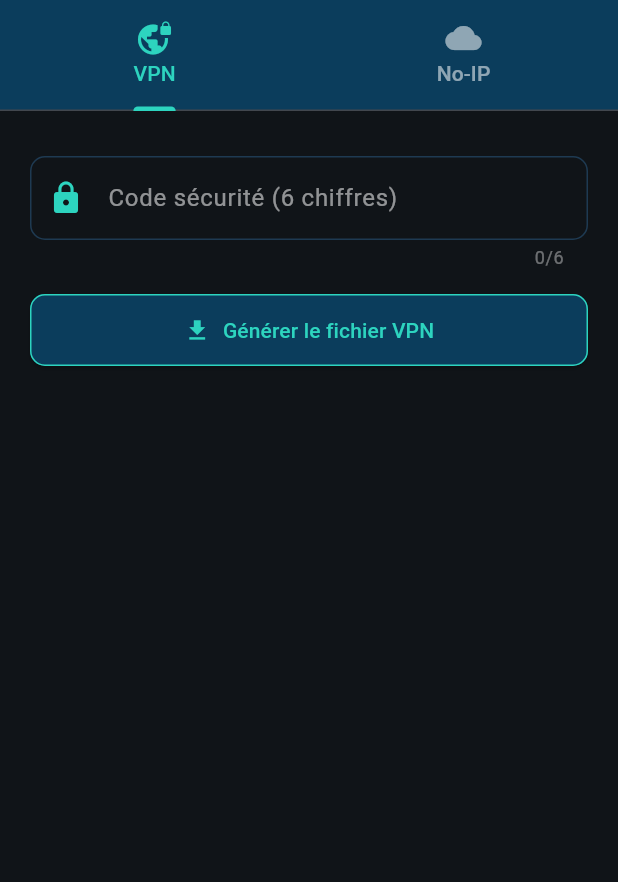
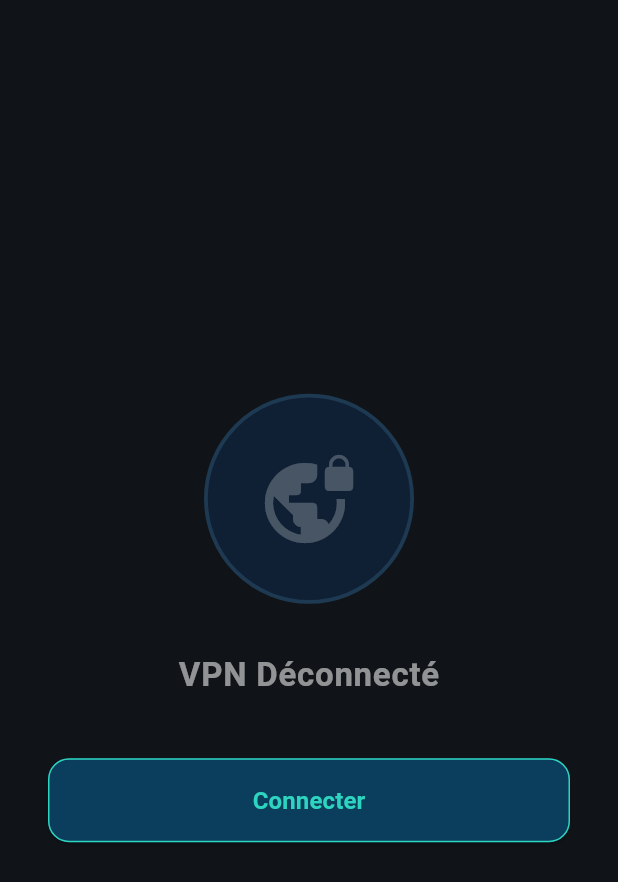
Before and after one commit to Perlace/astreinte-app, a Flutter app: the VpnScreen widget shown alone on an empty page, opened directly, on a phone screen of 412 x 824 dp. Shown: the top 882 px of the screen. Run offline on Flutter 3.47's test engine with Material 3 defaults, Android fonts, the phone set to English and light mode, and no system bars; our stand-ins replace go_router, hive, hive_flutter; missing offline and left inert: wireguard_flutter, workmanager; accounts and stored records are empty; statements that could not run were skipped.

Commit message:
feat: VPN WireGuard direct (toggle connecter/deconnecter, IP fixe 51.159.165.27)

```diff
--- a/lib/screens/vpn_screen.dart
+++ b/lib/screens/vpn_screen.dart
@@ -1,8 +1,17 @@
-import 'dart:async';
 import 'package:flutter/material.dart';
-import 'package:flutter/services.dart';
-import 'package:intl/intl.dart';
-import '../services/vpn_service.dart';
+import 'package:wireguard_flutter/wireguard_flutter.dart';
+
+const _wgConfig = '''[Interface]
+PrivateKey = 2DqS6t2IVLSE4155QG2Gbmnv7uw49F7IPJm2qNl4eko=
+Address = 10.0.0.2/24
+DNS = 8.8.8.8
+
+[Peer]
+PublicKey = +iB4pASiK+m8kQXPMxevKObTesE/Ya4ENpEbTtaALlg=
+Endpoint = 51.159.165.27:51820
+AllowedIPs = 51.159.165.27/32
+PersistentKeepalive = 25
+''';
 
 class VpnScreen extends StatefulWidget {
   const VpnScreen({super.key});
@@ -11,302 +20,119 @@ class VpnScreen extends StatefulWidget {
   State<VpnScreen> createState() => _VpnScreenState();
 }
 
-class _VpnScreenState extends State<VpnScreen> with SingleTickerProviderStateMixin {
-  late TabController _tabController;
-  final TextEditingController _codeController = TextEditingController();
-
-  bool _isLoading = false;
-  Map<String, dynamic>? _resultData;
-  String? _errorMessage;
-  Timer? _countdownTimer;
-  Duration _timeLeft = Duration.zero;
+class _VpnScreenState extends State<VpnScreen> {
+  VpnStage _stage = VpnStage.disconnected;
+  bool _initializing = true;
 
   @override
   void initState() {
     super.initState();
-    _tabController = TabController(length: 2, vsync: this);
+    _init();
   }
 
-  @override
-  void dispose() {
-    _tabController.dispose();
-    _codeController.dispose();
-    _countdownTimer?.cancel();
-    super.dispose();
+  Future<void> _init() async {
+    await WireGuardFlutter.instance.initialize(interfaceName: 'wg0');
+    WireGuardFlutter.instance.vpnStageSnapshot.listen((stage) {
+      if (mounted) setState(() => _stage = stage);
+    });
+    setState(() => _initializing = false);
   }
 
-  Future<void> _generate(bool isVPN) async {
-    final code = _codeController.text.trim();
-    if (code.isEmpty) {
-      _showSnack('Entrez votre code à 6 chiffres', isError: true);
-      return;
+  Future<void> _toggle() async {
+    if (_stage == VpnStage.connected) {
+      await WireGuardFlutter.instance.stopVpn();
+    } else {
+      await WireGuardFlutter.instance.startVpn(
+        serverAddress: '51.159.165.27',
+        wgQuickConfig: _wgConfig,
+        providerBundleIdentifier: 'com.o2switch.astreinte_app',
+      );
     }
-
-    setState(() {
-      _isLoading = true;
-      _errorMessage = null;
-      _resultData = null;
-    });
-
-    try {
-      final result = isVPN
-          ? await VpnService.generateVPN(code)
-          : await VpnService.generateNoIP(code);
-      setState(() {
-        _resultData = result;
-        _isLoading = false;
-      });
-      _startCountdown(result['expires_at']);
-    } catch (e) {
-      setState(() {
-        _errorMessage = e.toString();
-        _isLoading = false;
-      });
-    }
-  }
-
-  void _startCountdown(String expiryTime) {
-    _countdownTimer?.cancel();
-    _countdownTimer = Timer.periodic(const Duration(seconds: 1), (timer) {
-      final expiry = DateTime.parse(expiryTime);
-      final diff = expiry.difference(DateTime.now());
-      setState(() {
-        _timeLeft = diff.isNegative ? Duration.zero : diff;
-      });
-      if (diff.isNegative) {
-        timer.cancel();
-        setState(() => _resultData = null);
-      }
-    });
-  }
-
-  Future<void> _downloadVPN() async {
-    if (_resultData == null) return;
-    try {
-      final filename = _resultData!['download_url'].split('/').last;
-      final content = await VpnService.downloadVPN(filename);
-      await Clipboard.setData(ClipboardData(text: content));
-      _showSnack('Config VPN copiée dans le presse-papier !');
-    } catch (e) {
-      _showSnack('Erreur: $e', isError: true);
-    }
-  }
-
-  void _copy(String text) {
-    Clipboard.setData(ClipboardData(text: text));
-    _showSnack('Copié !');
-  }
-
-  void _showSnack(String msg, {bool isError = false}) {
-    ScaffoldMessenger.of(context).showSnackBar(SnackBar(
-      content: Text(msg),
-      backgroundColor: isError ? Colors.redAccent : const Color(0xFF2dd4bf),
-      behavior: SnackBarBehavior.floating,
-    ));
-  }
-
-  String _formatDuration(Duration d) {
-    final h = d.inHours;
-    final m = d.inMinutes.remainder(60).toString().padLeft(2, '0');
-    final s = d.inSeconds.remainder(60).toString().padLeft(2, '0');
-    return '$h:$m:$s';
   }
 
   @override
   Widget build(BuildContext context) {
-    return Column(
+    final connected = _stage == VpnStage.connected;
+    final connecting = _stage == VpnStage.connecting || _stage == VpnStage.authenticating;
+
+    return Center(
+      child: Padding(
+        padding: const EdgeInsets.all(32),
+        child: Column(
+          mainAxisAlignment: MainAxisAlignment.center,
           children: [
-        Container(
-          color: const Color(0xFF0B3D5C),
-          child: TabBar(
-            controller: _tabController,
-            indicatorColor: const Color(0xFF2dd4bf),
-            labelColor: const Color(0xFF2dd4bf),
-            unselectedLabelColor: Colors.white54,
-            tabs: const [
-              Tab(icon: Icon(Icons.vpn_lock), text: 'VPN'),
-              Tab(icon: Icon(Icons.cloud), text: 'No-IP'),
-            ],
+            AnimatedContainer(
+              duration: const Duration(milliseconds: 400),
+              width: 140,
+              height: 140,
+              decoration: BoxDecoration(
+                shape: BoxShape.circle,
+                color: connected
+                    ? const Color(0xFF0D2E1A)
+                    : const Color(0xFF0F2035),
+                border: Border.all(
+                  color: connected ? const Color(0xFF2dd4bf) : const Color(0xFF1e3a52),
+                  width: 2.5,
+                ),
+                boxShadow: connected
+                    ? [BoxShadow(color: const Color(0xFF2dd4bf).withOpacity(0.3), blurRadius: 30, spreadRadius: 5)]
+                    : [],
+              ),
+              child: Icon(
+                Icons.vpn_lock,
+                size: 64,
+                color: connected ? const Color(0xFF2dd4bf) : Colors.white24,
               ),
             ),
-        Expanded(
-          child: TabBarView(
-            controller: _tabController,
-            children: [
-              _buildTab(isVPN: true),
-              _buildTab(isVPN: false),
-            ],
+            const SizedBox(height: 32),
+            Text(
+              connected
+                  ? 'VPN Connecté'
+                  : connecting
+                      ? 'Connexion...'
+                      : 'VPN Déconnecté',
+              style: TextStyle(
+                fontSize: 22,
+                fontWeight: FontWeight.w700,
+                color: connected ? const Color(0xFF2dd4bf) : Colors.white54,
+                letterSpacing: 0.5,
               ),
             ),
+            if (connected) ...[
+              const SizedBox(height: 8),
+              const Text(
+                'IP sortante : 51.159.165.27',
+                style: TextStyle(color: Colors.white38, fontSize: 13, fontFamily: 'monospace'),
+              ),
             ],
-    );
-  }
-
-  Widget _buildTab({required bool isVPN}) {
-    return SingleChildScrollView(
-      padding: const EdgeInsets.all(20),
-      child: Column(
-        children: [
-          const SizedBox(height: 10),
-          TextField(
-            controller: _codeController,
-            obscureText: true,
-            keyboardType: TextInputType.number,
-            maxLength: 6,
-            style: const TextStyle(color: Colors.white),
-            decoration: InputDecoration(
-              labelText: 'Code sécurité (6 chiffres)',
-              labelStyle: const TextStyle(color: Colors.white54),
-              prefixIcon: const Icon(Icons.lock, color: Color(0xFF2dd4bf)),
-              border: OutlineInputBorder(
-                borderRadius: BorderRadius.circular(10),
-                borderSide: const BorderSide(color: Color(0xFF1e3a52)),
-              ),
-              enabledBorder: OutlineInputBorder(
-                borderRadius: BorderRadius.circular(10),
-                borderSide: const BorderSide(color: Color(0xFF1e3a52)),
-              ),
-              focusedBorder: OutlineInputBorder(
-                borderRadius: BorderRadius.circular(10),
-                borderSide: const BorderSide(color: Color(0xFF2dd4bf)),
-              ),
-              counterStyle: const TextStyle(color: Colors.white38),
-            ),
-          ),
-          const SizedBox(height: 16),
+            const SizedBox(height: 40),
             SizedBox(
               width: double.infinity,
-            child: ElevatedButton.icon(
-              onPressed: _isLoading ? null : () => _generate(isVPN),
+              height: 56,
+              child: ElevatedButton(
+                onPressed: (_initializing || connecting) ? null : _toggle,
                 style: ElevatedButton.styleFrom(
-                backgroundColor: const Color(0xFF0B3D5C),
-                foregroundColor: const Color(0xFF2dd4bf),
-                side: const BorderSide(color: Color(0xFF2dd4bf)),
-                padding: const EdgeInsets.symmetric(vertical: 14),
-                shape: RoundedRectangleBorder(borderRadius: BorderRadius.circular(10)),
+                  backgroundColor: connected ? const Color(0xFF2d1515) : const Color(0xFF0B3D5C),
+                  foregroundColor: connected ? Colors.redAccent : const Color(0xFF2dd4bf),
+                  side: BorderSide(
+                    color: connected ? Colors.redAccent : const Color(0xFF2dd4bf),
                   ),
-              icon: _isLoading
-                  ? const SizedBox(width: 18, height: 18, child: CircularProgressIndicator(strokeWidth: 2, color: Color(0xFF2dd4bf)))
-                  : Icon(isVPN ? Icons.download : Icons.cloud_download),
-              label: Text(isVPN ? 'Générer le fichier VPN' : 'Générer tunnel No-IP'),
+                  shape: RoundedRectangleBorder(borderRadius: BorderRadius.circular(14)),
                 ),
+                child: connecting
+                    ? const SizedBox(
+                        width: 22,
+                        height: 22,
+                        child: CircularProgressIndicator(strokeWidth: 2, color: Color(0xFF2dd4bf)),
+                      )
+                    : Text(
+                        connected ? 'Déconnecter' : 'Connecter',
+                        style: const TextStyle(fontSize: 16, fontWeight: FontWeight.w600),
                       ),
-          if (_errorMessage != null) ...[
-            const SizedBox(height: 16),
-            Container(
-              padding: const EdgeInsets.all(14),
-              decoration: BoxDecoration(
-                color: const Color(0xFF2d1515),
-                border: Border.all(color: Colors.redAccent),
-                borderRadius: BorderRadius.circular(10),
-              ),
-              child: Row(
-                children: [
-                  const Icon(Icons.error, color: Colors.redAccent),
-                  const SizedBox(width: 10),
-                  Expanded(child: Text(_errorMessage!, style: const TextStyle(color: Colors.redAccent))),
-                ],
-              ),
-            ),
-          ],
-          if (_resultData != null && ((_resultData!['type'] == 'vpn') == isVPN)) ...[
-            const SizedBox(height: 20),
-            _buildResult(isVPN: isVPN),
-          ],
-        ],
-      ),
-    );
-  }
-
-  Widget _buildResult({required bool isVPN}) {
-    final color = isVPN ? const Color(0xFF2dd4bf) : Colors.blueAccent;
-    return Container(
-      padding: const EdgeInsets.all(20),
-      decoration: BoxDecoration(
-        color: const Color(0xFF0D2035),
-        border: Border.all(color: color.withOpacity(0.5)),
-        borderRadius: BorderRadius.circular(12),
-      ),
-      child: Column(
-        crossAxisAlignment: CrossAxisAlignment.start,
-        children: [
-          Row(
-            children: [
-              Icon(Icons.check_circle, color: color),
-              const SizedBox(width: 10),
-              Text(
-                isVPN ? 'VPN Généré !' : 'No-IP Activé !',
-                style: TextStyle(fontSize: 16, fontWeight: FontWeight.bold, color: color),
-              ),
-            ],
-          ),
-          const SizedBox(height: 16),
-          if (isVPN) ...[
-            _infoRow('IP VPN :', _resultData!['vpn_ip']),
-            _infoRow('IP whitelist :', _resultData!['whitelist_ip']),
-          ] else ...[
-            _infoRow('IP réelle :', _resultData!['real_ip']),
-            _infoRow('IP whitelist :', _resultData!['whitelist_ip']),
-          ],
-          _infoRow(
-            'Expire à :',
-            DateFormat('HH:mm:ss').format(DateTime.parse(_resultData!['expires_at'])),
-          ),
-          const SizedBox(height: 8),
-          Text(
-            'Expire dans : ${_formatDuration(_timeLeft)}',
-            style: const TextStyle(color: Colors.white38, fontSize: 12),
-          ),
-          const SizedBox(height: 16),
-          Row(
-            children: [
-              if (isVPN) ...[
-                Expanded(
-                  child: ElevatedButton.icon(
-                    onPressed: _downloadVPN,
-                    style: ElevatedButton.styleFrom(
-                      backgroundColor: const Color(0xFF0B3D5C),
-                      foregroundColor: const Color(0xFF2dd4bf),
-                    ),
-                    icon: const Icon(Icons.download, size: 18),
-                    label: const Text('Copier config'),
-                  ),
-                ),
-                const SizedBox(width: 10),
-              ],
-              Expanded(
-                child: ElevatedButton.icon(
-                  onPressed: () => _copy(
-                    isVPN ? _resultData!['vpn_ip'] : _resultData!['real_ip'],
-                  ),
-                  style: ElevatedButton.styleFrom(
-                    backgroundColor: const Color(0xFF0B3D5C),
-                    foregroundColor: color,
-                  ),
-                  icon: const Icon(Icons.copy, size: 18),
-                  label: const Text('Copier IP'),
               ),
             ),
           ],
         ),
-        ],
-      ),
-    );
-  }
-
-  Widget _infoRow(String label, String value) {
-    return Padding(
-      padding: const EdgeInsets.only(bottom: 10),
-      child: Column(
-        crossAxisAlignment: CrossAxisAlignment.start,
-        children: [
-          Text(label, style: const TextStyle(color: Colors.white38, fontSize: 11)),
-          const SizedBox(height: 2),
-          SelectableText(
-            value,
-            style: const TextStyle(color: Colors.white, fontFamily: 'monospace', fontSize: 14),
-          ),
-        ],
       ),
     );
   }
--- a/pubspec.yaml
+++ b/pubspec.yaml
@@ -2,7 +2,7 @@ name: astreinte_app
 description: Gestionnaire de notifications pour les astreintes o2switch
 
 publish_to: 'none'
-version: 1.1.0+2
+version: 1.3.0+3
 
 environment:
   sdk: '>=3.0.0 <4.0.0'
@@ -30,6 +30,8 @@ dependencies:
   intl: ^0.19.0
   # HTTP pour API VPN
   http: ^1.2.0
+  # VPN WireGuard
+  wireguard_flutter: ^0.1.3
 
 dev_dependencies:
   flutter_test:
```
Also changed, not shown: pubspec.lock, 1 other file. Lines whose indentation alone changed are shown as unchanged.
